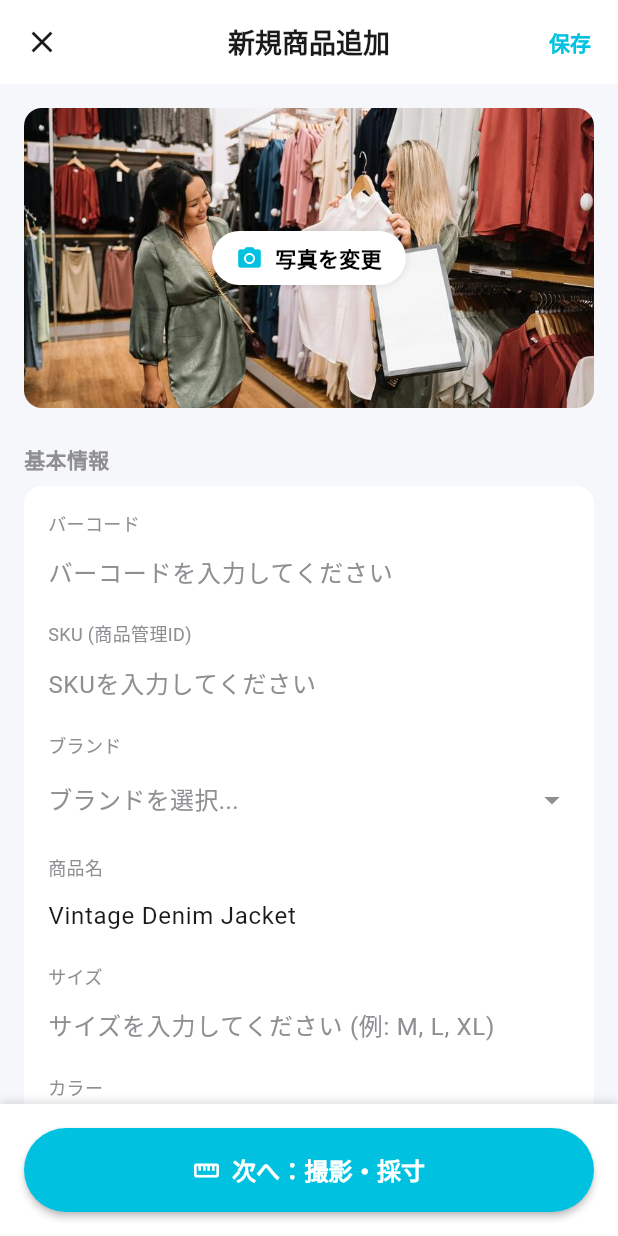
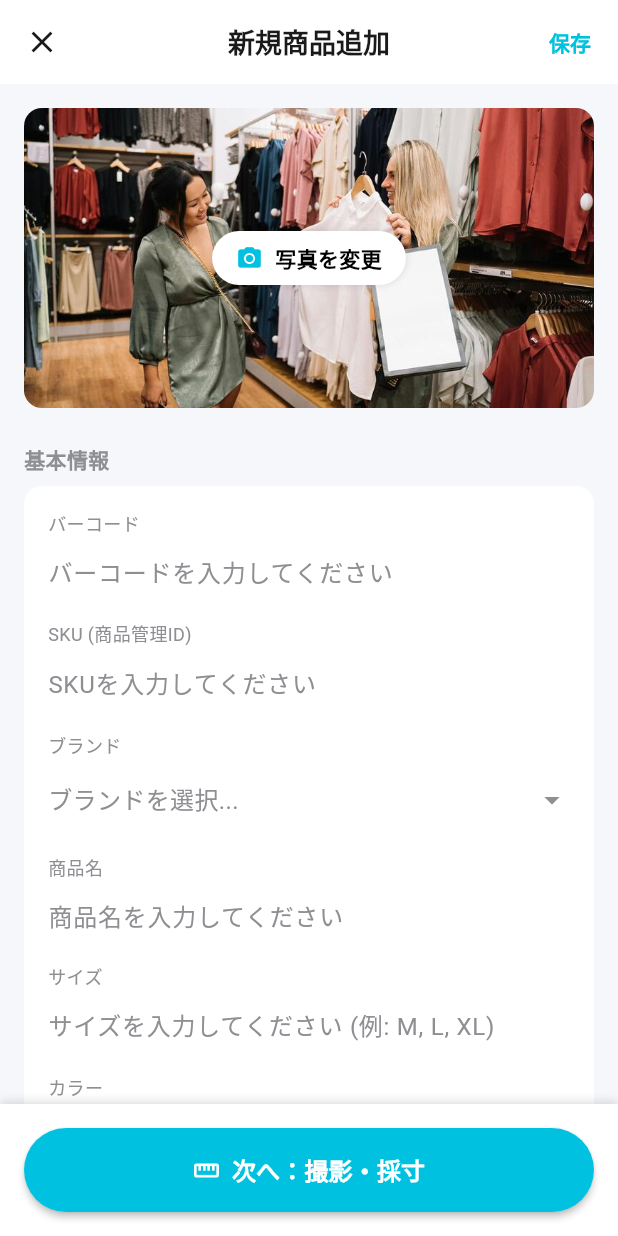
Before and after one commit to donkodon/saisunsatsuei, a Flutter app: the AddItemScreen screen opened directly, on a phone screen of 412 x 824 dp. Run offline on Flutter 3.47's test engine with Material 3 defaults, Android fonts, the phone set to English and light mode, and no system bars; our stand-ins replace cached_network_image, google_fonts.

Commit message:
🔍 商品検索&自動入力機能を実装
✨ 新機能
1. ダッシュボード検索窓からSKU/バーコード検索
   - リアルタイムローディング表示
   - 検索結果をSnackBarで通知
   - クリアボタン追加

2. 商品データ自動入力
   - 検索成功時に新規追加画面へ自動遷移
   - 基本情報が自動入力された状態でスタート
   - 自動入力バッジ表示

3. ApiService拡張
   - searchByIdOrBarcode() メソッド追加
   - SKU完全一致検索
   - 将来のバーコード対応準備

4. AddItemScreen改良
   - prefillData パラメータ追加
   - 自動入力フラグ管理
   - 視覚的フィードバック

📊 データマッピング
API → AddItemScreen:
- sku → SKU
- name → 商品名
- brand → ブランド
- size → サイズ
- color → カラー
- price_sale → 販売価格

🎯 ユーザーフロー
1. ダッシュボード検索窓に「1025L190003」入力 → Enter
2. ローディング表示
3. 「商品が見つかりました」通知
4. 新規追加画面に遷移
5. 基本情報が自動入力済み ✅
6. 必要に応じて修正 → 撮影へ

🔧 UX改善
- 検索中はローディング表示
- 成功: 緑のSnackBar
- 失敗: オレンジのSnackBar
- エラー: 赤のSnackBar
- 自動入力バッジで視覚的確認

```diff
--- a/lib/screens/add_item_screen.dart
+++ b/lib/screens/add_item_screen.dart
@@ -3,8 +3,13 @@ import 'package:flutter/services.dart';
 import 'package:measure_master/constants.dart';
 import 'package:measure_master/screens/camera_screen.dart';
 import 'package:measure_master/widgets/custom_button.dart';
+import 'package:measure_master/models/api_product.dart';
 
 class AddItemScreen extends StatefulWidget {
+  final ApiProduct? prefillData; // 🔍 検索結果からの自動入力データ
+
+  const AddItemScreen({Key? key, this.prefillData}) : super(key: key);
+
   @override
   _AddItemScreenState createState() => _AddItemScreenState();
 }
@@ -14,7 +19,7 @@ class _AddItemScreenState extends State<AddItemScreen> {
   bool _aiBgRemove = true;
 
   // Form controllers
-  final TextEditingController _nameController = TextEditingController(text: 'Vintage Denim Jacket');
+  final TextEditingController _nameController = TextEditingController();
   final TextEditingController _brandController = TextEditingController();
   final TextEditingController _priceController = TextEditingController();
 
@@ -30,6 +35,45 @@ class _AddItemScreenState extends State<AddItemScreen> {
 
   // 🆕 商品ランクのオプション (S, A, B, C, D, E, N)
   final List<String> _ranks = ['S', 'A', 'B', 'C', 'D', 'E', 'N'];
+
+  // 🔍 自動入力フラグ
+  bool _isAutofilled = false;
+
+  @override
+  void initState() {
+    super.initState();
+    // 🔍 検索結果から自動入力
+    if (widget.prefillData != null) {
+      _autofillFromApiProduct(widget.prefillData!);
+    }
+  }
+
+  /// 🔍 API商品データから自動入力
+  void _autofillFromApiProduct(ApiProduct product) {
+    setState(() {
+      _isAutofilled = true;
+
+      // 基本情報を自動入力
+      _skuController.text = product.sku;
+      _nameController.text = product.name;
+
+      if (product.brand != null && product.brand!.isNotEmpty) {
+        _brandController.text = product.brand!;
+      }
+
+      if (product.size != null && product.size!.isNotEmpty) {
+        _sizeController.text = product.size!;
+      }
+
+      if (product.color != null && product.color!.isNotEmpty) {
+        _colorController.text = product.color!;
+      }
+
+      if (product.priceSale != null && product.priceSale! > 0) {
+        _priceController.text = product.priceSale.toString();
+      }
+    });
+  }
 
   // Category options
   final List<String> _categories = [
@@ -126,6 +170,29 @@ class _AddItemScreenState extends State<AddItemScreen> {
       ),
       body: Column(
         children: [
+          // 🔍 自動入力バッジ
+          if (_isAutofilled)
+            Container(
+              width: double.infinity,
+              padding: EdgeInsets.symmetric(horizontal: 16, vertical: 12),
+              color: AppConstants.successGreen.withValues(alpha: 0.1),
+              child: Row(
+                children: [
+                  Icon(Icons.check_circle, color: AppConstants.successGreen, size: 20),
+                  SizedBox(width: 8),
+                  Expanded(
+                    child: Text(
+                      '商品情報が自動入力されました。必要に応じて修正してください。',
+                      style: TextStyle(
+                        color: AppConstants.successGreen,
+                        fontWeight: FontWeight.bold,
+                        fontSize: 13,
+                      ),
+                    ),
+                  ),
+                ],
+              ),
+            ),
           Expanded(
             child: SingleChildScrollView(
               padding: EdgeInsets.all(16),
```
Also changed, not shown: lib/screens/dashboard_screen.dart (+114 -4 lines), lib/services/api_service.dart (+36 -0 lines).
